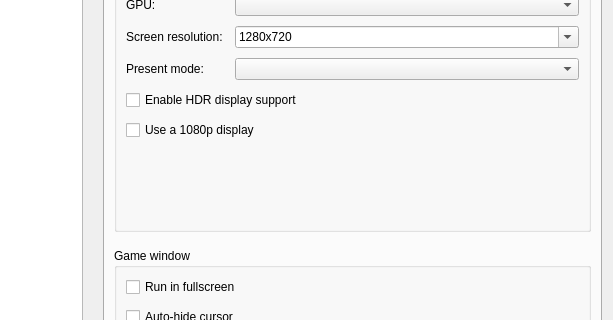
Before: the Qt Designer form src/launcher/forms/configuration_edit_dialog.ui in vsajjadx/KytyPS5, drawn with Qt 5; both pictures show x 427 to 1040 and y 183 to 503 of the 1040 by 760 pixel window.
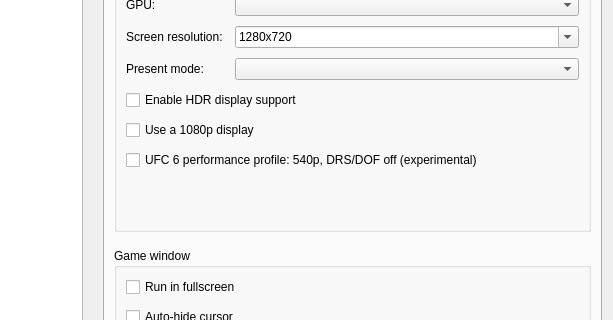
After: the same form once the commit is applied. The open tabs and pages were chosen to show the change. Custom widgets are drawn as their Qt base class.

Patch:
```diff
--- a/src/launcher/forms/configuration_edit_dialog.ui
+++ b/src/launcher/forms/configuration_edit_dialog.ui
@@ -496,6 +496,16 @@
                 </property>
                </widget>
               </item>
+              <item row="5" column="0" colspan="2">
+               <widget class="QCheckBox" name="checkBox_ufc6_540p">
+                <property name="toolTip">
+                 <string>PORTHEON graphics profile for UFC 6 PPSA23566 v01.004.000 only: fixed 960x540 rendering, dynamic resolution off and depth of field off, with 1080p output. Reduces image quality. Your cheat selections are preserved; overlapping enabled patches must be disabled before launch.</string>
+                </property>
+                <property name="text">
+                 <string>UFC 6 performance profile: 540p, DRS/DOF off (experimental)</string>
+                </property>
+               </widget>
+              </item>
              </layout>
             </widget>
            </item>
```
